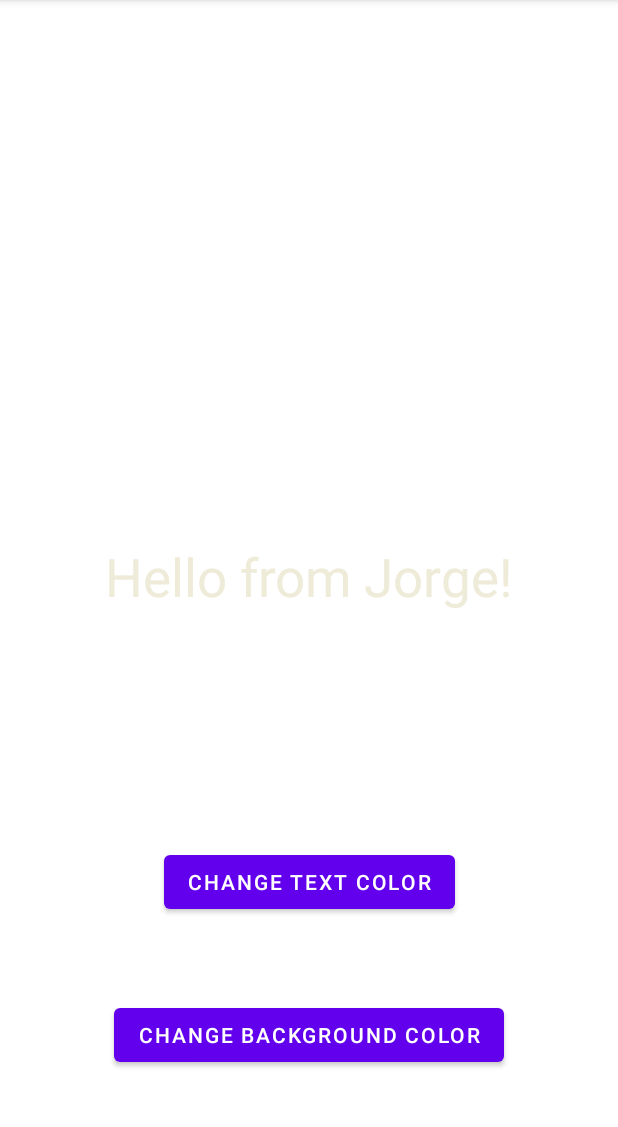
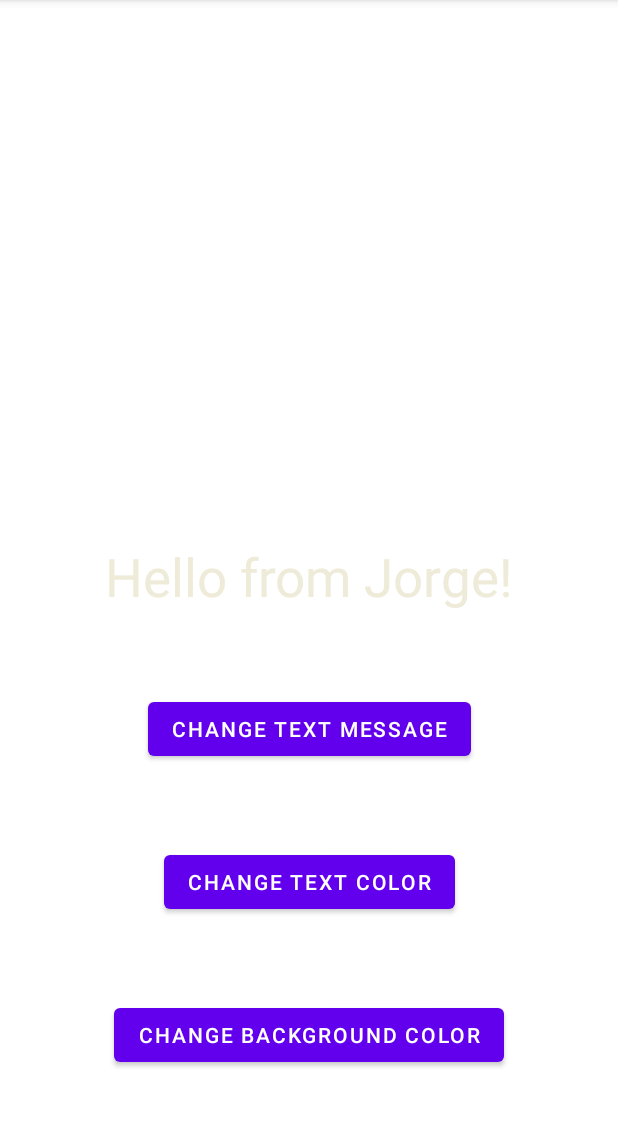
Before and after one commit to Jmdiaz1998/Codepath-Prework, an Android app: the screen it shows after launch (MainActivity), after a tap on "CHANGE BACKGROUND COLOR", on a phone screen of 412 x 824 dp, the part 84-1211 px from its top. Run offline under Robolectric (Android 15) with nearby library versions, the phone set to English and light mode, and no system bars; 1 other tap on this screen came first.

Commit message:
Added button which changes text to "Android is Awesome!"  and updated Readme

```diff
--- a/MyFirstAppHelloWorld/app/src/main/java/com/example/myfirstapp_helloworld/MainActivity.kt
+++ b/MyFirstAppHelloWorld/app/src/main/java/com/example/myfirstapp_helloworld/MainActivity.kt
@@ -26,21 +26,34 @@ class MainActivity : AppCompatActivity() {
             Log.i("Jorge", "Tapped on Change Text Button")
             // Get a reference to the text view
             // Set the color of the text view
-            findViewById<TextView>(R.id.textView).setTextColor(getResources().getColor(R.color.pearl_white))
+            findViewById<TextView>(R.id.textView).setTextColor(resources.getColor(R.color.pearl_white))
         }
 
         // Changes background color to white
         findViewById<Button>(R.id.change_background_color_button).setOnClickListener {
             Log.i("Jorge", "Tapped on Change Background Color button")
-            findViewById<ConstraintLayout>(R.id.backgroundView).setBackgroundColor(getResources().getColor(R.color.white))
+            findViewById<ConstraintLayout>(R.id.backgroundView).setBackgroundColor(
+                resources.getColor(
+                    R.color.white
+                )
+            )
+        }
+
+        // Change Text Messege to "Android is Awesome!"
+        findViewById<Button>(R.id.Change_Text_Button).setOnClickListener {
+            Log.i("Jorge", "Tapped on Change Text Button")
+            findViewById<TextView>(R.id.textView).text = "Android is Awesome!"
         }
 
         // Resets the view for both background and text color
         findViewById<ConstraintLayout>(R.id.backgroundView).setOnClickListener {
             Log.i("Jorge", "Tapped background to reset view")
-            findViewById<ConstraintLayout>(R.id.backgroundView).setBackgroundColor(getResources().getColor(R.color.royal_purple))
+            findViewById<ConstraintLayout>(R.id.backgroundView).setBackgroundColor(
+                getResources().getColor(
+                    R.color.royal_purple
+                )
+            )
             findViewById<TextView>(R.id.textView).setTextColor(getResources().getColor(R.color.black))
         }
-
     }
 }
--- a/MyFirstAppHelloWorld/app/src/main/res/layout/activity_main.xml
+++ b/MyFirstAppHelloWorld/app/src/main/res/layout/activity_main.xml
@@ -41,5 +41,15 @@
         app:layout_constraintStart_toStartOf="parent"
         app:layout_constraintTop_toBottomOf="@+id/change_text_color_button" />
 
+    <Button
+        android:id="@+id/Change_Text_Button"
+        android:layout_width="wrap_content"
+        android:layout_height="wrap_content"
+        android:text="Change text Message"
+        app:layout_constraintBottom_toTopOf="@+id/change_text_color_button"
+        app:layout_constraintEnd_toEndOf="parent"
+        app:layout_constraintStart_toStartOf="parent"
+        app:layout_constraintTop_toBottomOf="@+id/textView" />
+
 
 </androidx.constraintlayout.widget.ConstraintLayout>
```
Also changed, not shown: 1 other file.
